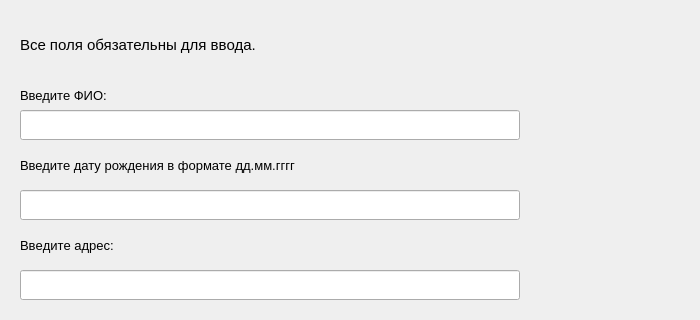
First picture: the form in NewClient.ui, repository andrejmaznin/library, before the edit; both pictures show x 0 to 700 and y 0 to 320 of the 700 by 700 pixel window.
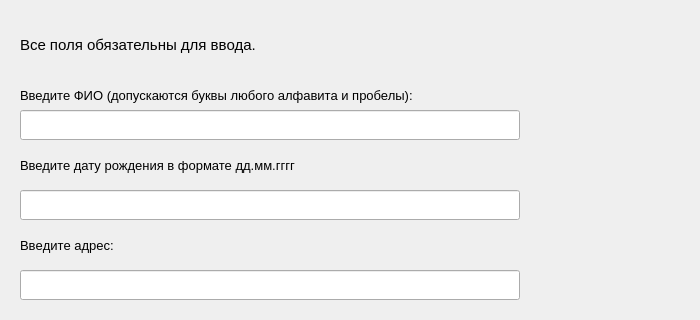
Second picture: the form after the edit.

Patch:
```diff
--- a/NewClient.ui
+++ b/NewClient.ui
@@ -36,7 +36,7 @@
     <rect>
      <x>20</x>
      <y>80</y>
-     <width>500</width>
+     <width>600</width>
      <height>30</height>
     </rect>
    </property>
@@ -46,7 +46,7 @@
     </font>
    </property>
    <property name="text">
-    <string>Введите ФИО:</string>
+    <string>Введите ФИО (допускаются буквы любого алфавита и пробелы):</string>
    </property>
   </widget>
   <widget class="QLineEdit" name="le_name">
```
Left out of the diff: 20 changed lines with no effect on the pictures.
